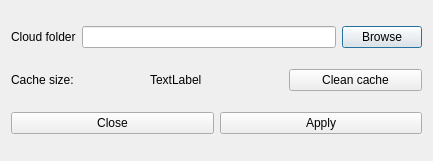
Old version of the form settings.ui in the repository Solant/qs2c.
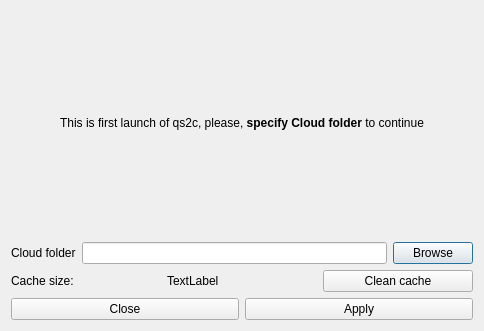
New version of the form.

```diff
--- a/settings.ui
+++ b/settings.ui
@@ -6,14 +6,24 @@
    <rect>
     <x>0</x>
     <y>0</y>
-    <width>433</width>
-    <height>161</height>
+    <width>484</width>
+    <height>331</height>
    </rect>
   </property>
   <property name="windowTitle">
    <string>Dialog</string>
   </property>
   <layout class="QVBoxLayout" name="verticalLayout">
+   <item>
+    <widget class="QLabel" name="firstLaunchLabel">
+     <property name="enabled">
+      <bool>true</bool>
+     </property>
+     <property name="text">
+      <string>&lt;html&gt;&lt;head/&gt;&lt;body&gt;&lt;p align=&quot;center&quot;&gt;This is first launch of qs2c, please, &lt;span style=&quot; font-weight:600;&quot;&gt;specify Cloud folder&lt;/span&gt; to continue&lt;/p&gt;&lt;/body&gt;&lt;/html&gt;</string>
+     </property>
+    </widget>
+   </item>
    <item>
     <layout class="QHBoxLayout" name="horizontalLayout_2">
      <item>
```
